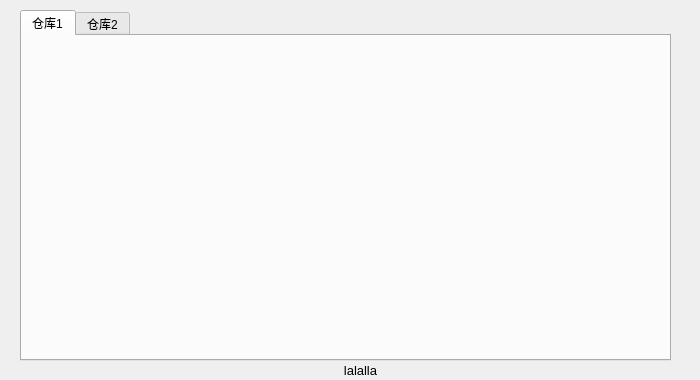
The window that main_ui.ui (kyle-go/qiniu-disk) describes before a commit, drawn with Qt 5.
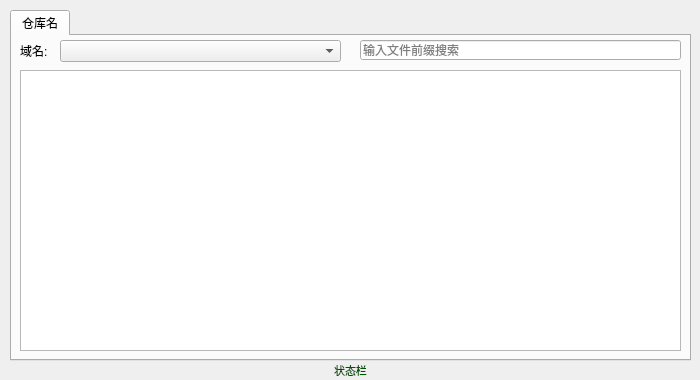
The same window after the commit.

Commit message: 获取仓库列表

```diff
--- a/main_ui.ui
+++ b/main_ui.ui
@@ -28,19 +28,23 @@
   <widget class="QLabel" name="label_6">
    <property name="geometry">
     <rect>
-     <x>50</x>
+     <x>20</x>
      <y>360</y>
-     <width>621</width>
+     <width>661</width>
      <height>20</height>
     </rect>
    </property>
    <property name="font">
     <font>
-     <pointsize>10</pointsize>
+     <family>微软雅黑</family>
+     <pointsize>8</pointsize>
     </font>
    </property>
+   <property name="styleSheet">
+    <string notr="true">color: rgb(0, 85, 0)</string>
+   </property>
    <property name="text">
-    <string>lalalla</string>
+    <string>状态栏</string>
    </property>
    <property name="alignment">
     <set>Qt::AlignCenter</set>
@@ -49,25 +53,69 @@
   <widget class="QTabWidget" name="tabWidget">
    <property name="geometry">
     <rect>
-     <x>20</x>
+     <x>10</x>
      <y>10</y>
-     <width>651</width>
+     <width>681</width>
      <height>351</height>
     </rect>
    </property>
+   <property name="layoutDirection">
+    <enum>Qt::LeftToRight</enum>
+   </property>
    <property name="currentIndex">
     <number>0</number>
    </property>
    <widget class="QWidget" name="tab">
     <attribute name="title">
-     <string>仓库1</string>
+     <string>仓库名</string>
     </attribute>
    </widget>
-   <widget class="QWidget" name="tab_2">
-    <attribute name="title">
-     <string>仓库2</string>
-    </attribute>
-   </widget>
+  </widget>
+  <widget class="QLabel" name="label">
+   <property name="geometry">
+    <rect>
+     <x>20</x>
+     <y>40</y>
+     <width>31</width>
+     <height>21</height>
+    </rect>
+   </property>
+   <property name="text">
+    <string>域名:</string>
+   </property>
+  </widget>
+  <widget class="QTableView" name="tableView">
+   <property name="geometry">
+    <rect>
+     <x>20</x>
+     <y>70</y>
+     <width>661</width>
+     <height>281</height>
+    </rect>
+   </property>
+  </widget>
+  <widget class="QComboBox" name="comboBox">
+   <property name="geometry">
+    <rect>
+     <x>60</x>
+     <y>40</y>
+     <width>281</width>
+     <height>22</height>
+    </rect>
+   </property>
+  </widget>
+  <widget class="QLineEdit" name="lineEdit">
+   <property name="geometry">
+    <rect>
+     <x>360</x>
+     <y>40</y>
+     <width>321</width>
+     <height>20</height>
+    </rect>
+   </property>
+   <property name="placeholderText">
+    <string>输入文件前缀搜索</string>
+   </property>
   </widget>
  </widget>
  <resources/>
```
Left out of the diff: 2 changed lines with no effect on the pictures. The commit also changes 2 other files.
